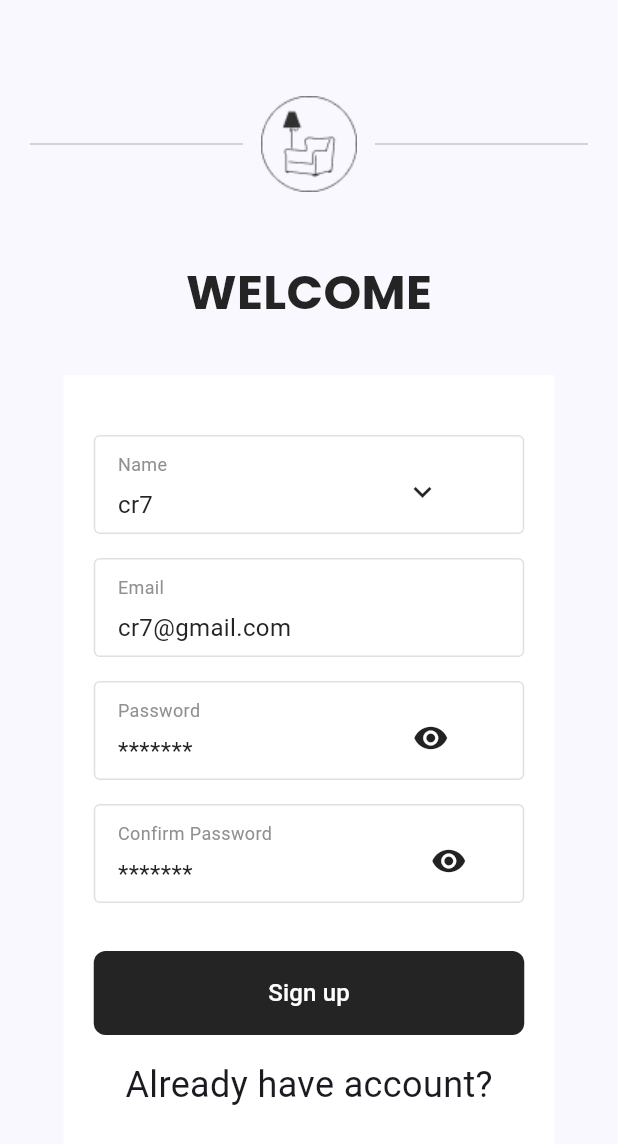
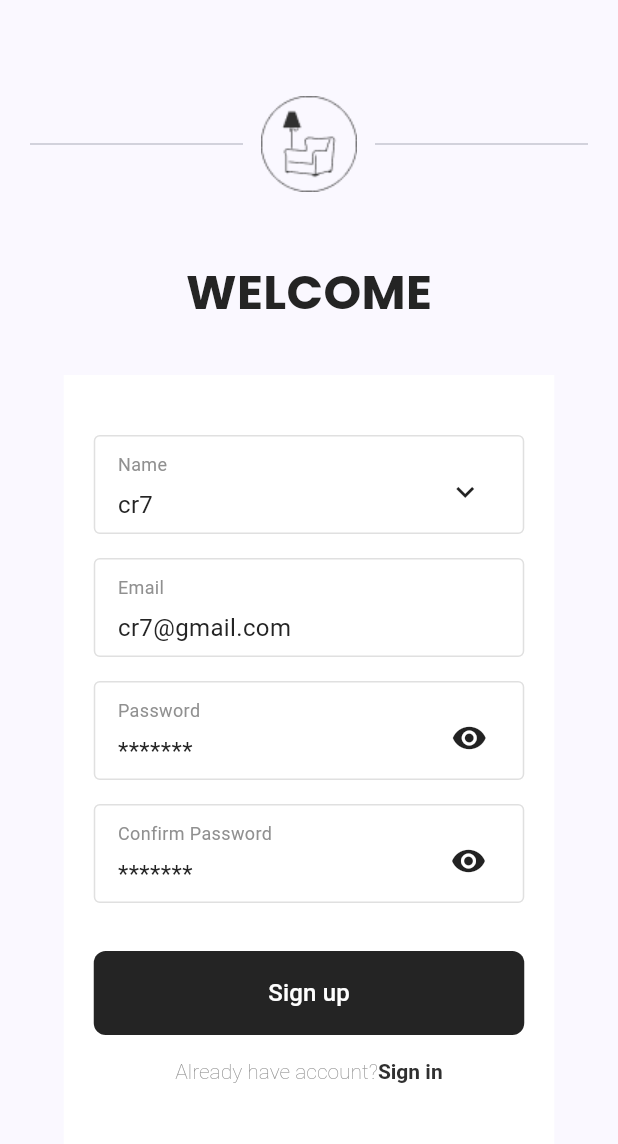
Before and after one commit to dhara58/Grid_App, a Flutter app: the Practical19 screen opened directly, on a phone screen of 412 x 824 dp. Shown: the top 1144 px of the screen. Run offline on Flutter 3.47's test engine with Material 3 defaults, Android fonts, the phone set to English and light mode, and no system bars.

Commit message:
20-11-24

```diff
--- a/lib/main.dart
+++ b/lib/main.dart
@@ -37,7 +37,7 @@ class MyApp extends StatelessWidget {
             ColorScheme.fromSeed(seedColor: Color.fromARGB(255, 118, 152, 255)),
         useMaterial3: true,
       ),
-      home: Practical25(),
+      home: Practical19(),
     );
   }
 }
--- a/lib/practical19.dart
+++ b/lib/practical19.dart
@@ -56,7 +56,7 @@ class _Practical19State extends State<Practical19> {
             height: 32,
           ),
           Container(
-            height: 590,
+            height: 520,
             width: 327,
             decoration: BoxDecoration(
               color: Color(0xffFFFFFF),
@@ -103,7 +103,9 @@ class _Practical19State extends State<Practical19> {
                                 ),
                               ],
                             ),
-                            Spacer(),
+                            Spacer(
+                              flex: 3,
+                            ),
                             Expanded(child: Icon(Icons.keyboard_arrow_down)),
                           ],
                         ),
@@ -198,7 +200,9 @@ class _Practical19State extends State<Practical19> {
                               ),
                             ],
                           ),
-                          Spacer(),
+                          Spacer(
+                            flex: 3,
+                          ),
                           Expanded(child: Icon(Icons.visibility)),
                         ],
                       ),
@@ -246,7 +250,9 @@ class _Practical19State extends State<Practical19> {
                               ),
                             ],
                           ),
-                          Spacer(),
+                          Spacer(
+                            flex: 2,
+                          ),
                           Expanded(child: Icon(Icons.visibility)),
                         ],
                       ),
@@ -282,10 +288,24 @@ class _Practical19State extends State<Practical19> {
                 SizedBox(
                   height: 16,
                 ),
-                Text(
-                  "Already have account?",
-                  style: TextStyle(
-                    fontSize: 24,
+                RichText(
+                  text: TextSpan(
+                    children: [
+                      TextSpan(
+                        text: 'Sign in',
+                        style: TextStyle(
+                          fontSize: 14,
+                          color: Color(0xff303030),
+                          fontWeight: FontWeight.bold,
+                        ),
+                      ),
+                    ],
+                    text: "Already have account?",
+                    style: TextStyle(
+                      fontSize: 14,
+                      color: Color(0xff909090),
+                      fontWeight: FontWeight.w100,
+                    ),
                   ),
                 )
               ],
--- a/lib/practical25.dart
+++ b/lib/practical25.dart
@@ -26,7 +26,7 @@ class _Practical25State extends State<Practical25> {
       body: GridView.builder(
           gridDelegate: SliverGridDelegateWithFixedCrossAxisCount(
             crossAxisCount: 2,
-            childAspectRatio: 0.7,
+            childAspectRatio: 0.6,
             crossAxisSpacing: 10,
             mainAxisSpacing: 20,
           ),
@@ -41,7 +41,13 @@ class _Practical25State extends State<Practical25> {
                 crossAxisAlignment: CrossAxisAlignment.start,
                 children: [
                   Image.asset(text3[index]),
-                  Text(text2[index]),
+                  Text(
+                    text2[index],
+                    style: TextStyle(
+                      fontSize: 16,
+                    ),
+                  ),
+                  Expanded(child: Icon(Icons.favorite_rounded)),
                 ],
               ),
             );
```
